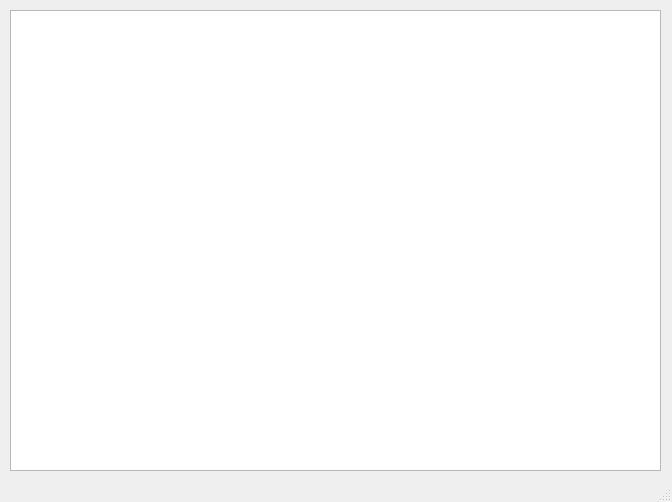
First picture: the form in ui/map_output.ui, repository cutefluffyfox/YandexMapsProject, before the edit.
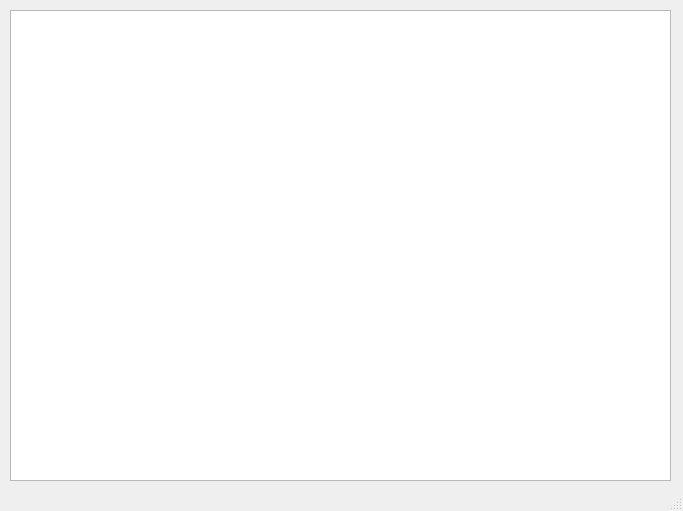
Second picture: the form after the edit.

Commit message: Yandex lyceum api2 task completed

Diff of the .ui file:
```diff
--- a/ui/map_output.ui
+++ b/ui/map_output.ui
@@ -6,8 +6,8 @@
    <rect>
     <x>0</x>
     <y>0</y>
-    <width>672</width>
-    <height>502</height>
+    <width>683</width>
+    <height>511</height>
    </rect>
   </property>
   <property name="windowTitle">
@@ -19,8 +19,8 @@
      <rect>
       <x>10</x>
       <y>10</y>
-      <width>651</width>
-      <height>461</height>
+      <width>661</width>
+      <height>471</height>
      </rect>
     </property>
    </widget>
```
The commit also changes 2 other files.
